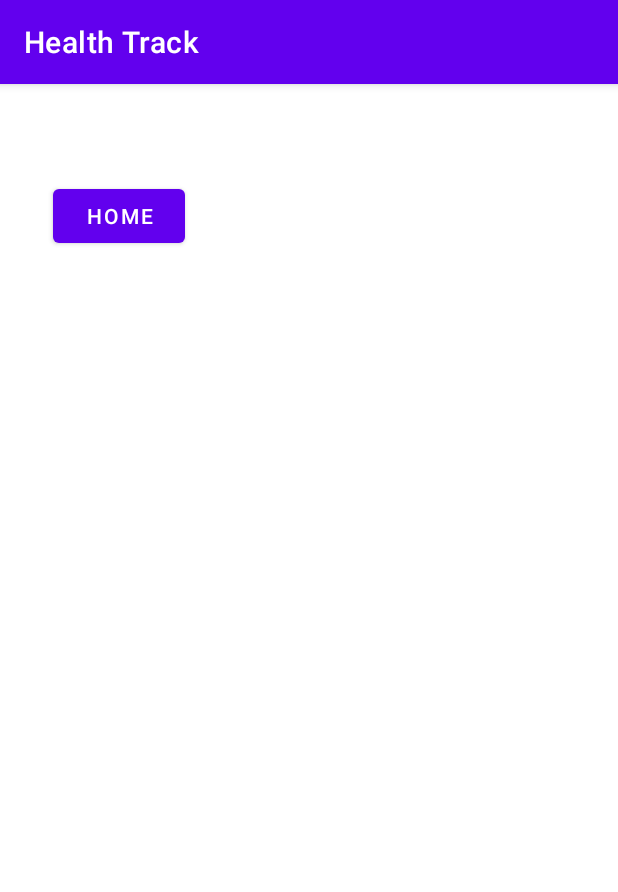
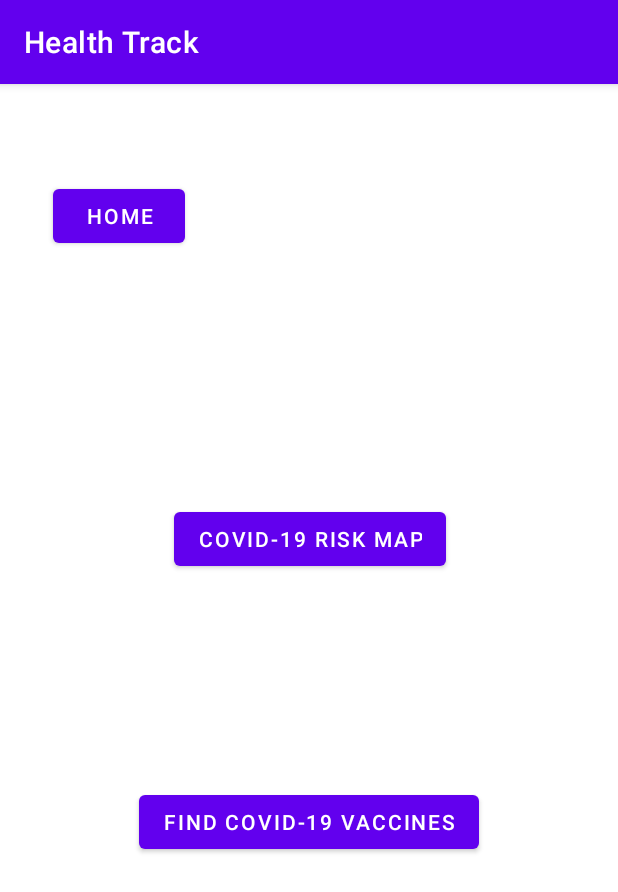
Before and after one commit to jkapp610/-Health-Track-Android-App, an Android app: the screen it shows after launch (CovidActivity before the commit, CovidandVaccinesActivity after it), after a tap on "COVID RISK AREAS + PREVENTION", on a phone screen of 412 x 824 dp. Shown: the top 892 px of the screen. Run offline under Robolectric (Android 15) with nearby library versions, the phone set to English and light mode, and no system bars.

Commit message:
map links with intermediate screen all works

```diff
--- a/app/src/main/AndroidManifest.xml
+++ b/app/src/main/AndroidManifest.xml
@@ -1,6 +1,8 @@
 <?xml version="1.0" encoding="utf-8"?>
 <manifest xmlns:android="http://schemas.android.com/apk/res/android"
     package="com.example.healthtrack">
+
+    <uses-permission android:name="android.permission.INTERNET" />
 
     <application
         android:allowBackup="true"
@@ -9,7 +11,9 @@
         android:roundIcon="@mipmap/ic_launcher_round"
         android:supportsRtl="true"
         android:theme="@style/Theme.HealthTrack">
-        <activity android:name=".NewProfileActivity"></activity>
+        <activity android:name=".CovidandVaccinesActivity"></activity>
+        <activity android:name=".WebMapActivity" />
+        <activity android:name=".NewProfileActivity" />
         <activity android:name=".NewAppointmentActivity" />
         <activity android:name=".EditAppointmentActivity" />
         <activity android:name=".ProfileActivity" />
--- /dev/null
+++ b/app/src/main/java/com/example/healthtrack/CovidandVaccinesActivity.java
@@ -0,0 +1,33 @@
+package com.example.healthtrack;
+
+import androidx.appcompat.app.AppCompatActivity;
+
+import android.content.Intent;
+import android.net.Uri;
+import android.os.Bundle;
+import android.view.View;
+
+public class CovidandVaccinesActivity extends AppCompatActivity {
+
+    @Override
+    protected void onCreate(Bundle savedInstanceState) {
+        super.onCreate(savedInstanceState);
+        setContentView(R.layout.activity_covidand_vaccines);
+    }
+
+    public void onClickHome(View view){
+        Intent intent = new Intent(this, MainActivity.class);
+        startActivity(intent);
+    }
+
+    public void onClickVaccineSearch(View view){
+        Intent intent = new Intent(this, WebMapActivity.class);
+        startActivity(intent);
+    }
+
+    public void onClickMap (View view) {
+        Uri uriUrl = Uri.parse("https://news.google.com/covid19/map");
+        Intent launchBrowser = new Intent(Intent.ACTION_VIEW, uriUrl);
+        startActivity(launchBrowser);
+    }
+}
--- a/app/src/main/java/com/example/healthtrack/MainActivity.java
+++ b/app/src/main/java/com/example/healthtrack/MainActivity.java
@@ -35,7 +35,7 @@ public class MainActivity extends AppCompatActivity {
     }
 
     public void onClickCovid(View view){
-        Intent intent = new Intent(this, CovidActivity.class);
+        Intent intent = new Intent(this, CovidandVaccinesActivity.class);
         startActivity(intent);
     }
 
--- /dev/null
+++ b/app/src/main/res/layout/activity_covidand_vaccines.xml
@@ -0,0 +1,58 @@
+<?xml version="1.0" encoding="utf-8"?>
+<androidx.constraintlayout.widget.ConstraintLayout xmlns:android="http://schemas.android.com/apk/res/android"
+    xmlns:app="http://schemas.android.com/apk/res-auto"
+    xmlns:tools="http://schemas.android.com/tools"
+    android:layout_width="match_parent"
+    android:layout_height="match_parent"
+    tools:context=".CovidandVaccinesActivity">
+
+    <Button
+        android:id="@+id/homeBtn"
+        android:layout_width="wrap_content"
+        android:layout_height="wrap_content"
+        android:layout_marginStart="32dp"
+        android:layout_marginTop="45dp"
+        android:layout_marginEnd="286dp"
+        android:layout_marginBottom="638dp"
+        android:onClick="onClickHome"
+        android:text="@string/but1_name"
+        app:layout_constraintBottom_toBottomOf="parent"
+        app:layout_constraintEnd_toEndOf="parent"
+        app:layout_constraintStart_toStartOf="parent"
+        app:layout_constraintTop_toTopOf="parent" />
+
+    <Button
+        android:id="@+id/vaccineBtn"
+        android:layout_width="wrap_content"
+        android:layout_height="wrap_content"
+        android:layout_marginStart="168dp"
+        android:layout_marginTop="23dp"
+        android:layout_marginEnd="150dp"
+        android:layout_marginBottom="40dp"
+        android:onClick="onClickVaccineSearch"
+        android:text="@string/find_covid_19_vaccines"
+        app:layout_constraintBottom_toBottomOf="parent"
+        app:layout_constraintEnd_toEndOf="parent"
+        app:layout_constraintHorizontal_bias="0.569"
+        app:layout_constraintStart_toStartOf="parent"
+        app:layout_constraintTop_toTopOf="parent"
+        app:layout_constraintVertical_bias="0.677" />
+
+    <Button
+        android:id="@+id/mapBtn"
+        android:layout_width="wrap_content"
+        android:layout_height="wrap_content"
+        android:layout_marginStart="168dp"
+        android:layout_marginTop="50dp"
+        android:layout_marginEnd="150dp"
+        android:layout_marginBottom="40dp"
+        android:onClick="onClickMap"
+        android:text="@string/covid_19_risk_map"
+        app:layout_constraintBottom_toBottomOf="parent"
+        app:layout_constraintEnd_toEndOf="parent"
+        app:layout_constraintHorizontal_bias="0.602"
+        app:layout_constraintStart_toStartOf="parent"
+        app:layout_constraintTop_toTopOf="parent"
+        app:layout_constraintVertical_bias="0.364" />
+
+</androidx.constraintlayout.widget.ConstraintLayout>
--- a/app/src/main/res/values/strings.xml
+++ b/app/src/main/res/values/strings.xml
@@ -29,4 +29,6 @@
     <string name="hint_10">...</string>
     <string name="sw0_name">Remind me</string>
     <string name="action_settings">Settings</string>
+    <string name="find_covid_19_vaccines">Find COVID-19 Vaccines</string>
+    <string name="covid_19_risk_map">COVID-19 Risk Map</string>
 </resources>
```
Also changed, not shown: app/src/main/java/com/example/healthtrack/WebMapActivity.java (added, +22 -0 lines), app/src/main/res/layout/activity_web_map.xml (added, +9 -0 lines).
